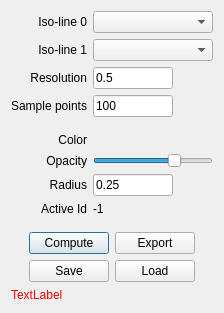
Above: freeview/DialogLineProfile.ui from freesurfer/freesurfer before the change. Below: the same form after it.
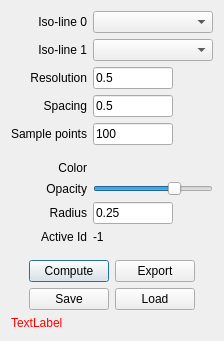
That is the form after the change. Custom widgets are drawn as their Qt base class.

Commit message: Add spacing control for line profile tool

```diff
--- a/freeview/DialogLineProfile.ui
+++ b/freeview/DialogLineProfile.ui
@@ -7,7 +7,7 @@
     <x>0</x>
     <y>0</y>
     <width>268</width>
-    <height>377</height>
+    <height>410</height>
    </rect>
   </property>
   <property name="windowTitle">
@@ -42,7 +42,7 @@
        </property>
       </widget>
      </item>
-     <item row="3" column="0">
+     <item row="4" column="0">
       <widget class="QLabel" name="label_2">
        <property name="text">
         <string>Sample points</string>
@@ -52,7 +52,7 @@
        </property>
       </widget>
      </item>
-     <item row="3" column="1">
+     <item row="4" column="1">
       <widget class="QLineEdit" name="lineEditSamplePoints">
        <property name="maximumSize">
         <size>
@@ -98,7 +98,7 @@
      <item row="1" column="1">
       <widget class="QComboBox" name="comboBoxIsoLine2"/>
      </item>
-     <item row="5" column="1">
+     <item row="6" column="1">
       <widget class="QtColorPicker" name="colorPicker" native="true">
        <property name="maximumSize">
         <size>
@@ -108,7 +108,7 @@
        </property>
       </widget>
      </item>
-     <item row="5" column="0">
+     <item row="6" column="0">
       <widget class="QLabel" name="label_5">
        <property name="text">
         <string>Color</string>
@@ -118,7 +118,7 @@
        </property>
       </widget>
      </item>
-     <item row="6" column="0">
+     <item row="7" column="0">
       <widget class="QLabel" name="label_11">
        <property name="text">
         <string>Opacity</string>
@@ -128,7 +128,7 @@
        </property>
       </widget>
      </item>
-     <item row="7" column="0">
+     <item row="8" column="0">
       <widget class="QLabel" name="label_12">
        <property name="text">
         <string>Radius</string>
@@ -138,7 +138,7 @@
        </property>
       </widget>
      </item>
-     <item row="7" column="1">
+     <item row="8" column="1">
       <widget class="QLineEdit" name="lineEditRadius">
        <property name="maximumSize">
         <size>
@@ -151,7 +151,7 @@
        </property>
       </widget>
      </item>
-     <item row="4" column="1">
+     <item row="5" column="1">
       <spacer name="verticalSpacer_2">
        <property name="orientation">
         <enum>Qt::Vertical</enum>
@@ -167,7 +167,7 @@
        </property>
       </spacer>
      </item>
-     <item row="6" column="1">
+     <item row="7" column="1">
       <widget class="QSlider" name="sliderOpacity">
        <property name="maximum">
         <number>100</number>
@@ -180,7 +180,7 @@
        </property>
       </widget>
      </item>
-     <item row="8" column="0">
+     <item row="9" column="0">
       <widget class="QLabel" name="label_13">
        <property name="text">
         <string>Active Id</string>
@@ -190,7 +190,7 @@
        </property>
       </widget>
      </item>
-     <item row="8" column="1">
+     <item row="9" column="1">
       <widget class="QLabel" name="labelActiveId">
        <property name="text">
         <string>-1</string>
@@ -200,6 +200,29 @@
        </property>
       </widget>
      </item>
+     <item row="3" column="0">
+      <widget class="QLabel" name="label_6">
+       <property name="text">
+        <string>Spacing</string>
+       </property>
+       <property name="alignment">
+        <set>Qt::AlignRight|Qt::AlignTrailing|Qt::AlignVCenter</set>
+       </property>
+      </widget>
+     </item>
+     <item row="3" column="1">
+      <widget class="QLineEdit" name="lineEditSpacing">
+       <property name="maximumSize">
+        <size>
+         <width>80</width>
+         <height>16777215</height>
+        </size>
+       </property>
+       <property name="text">
+        <string>0.5</string>
+       </property>
+      </widget>
+     </item>
     </layout>
    </item>
    <item>
```
Left out of the diff: 36 changed lines with no effect on the pictures. The commit also changes 4 other files.
